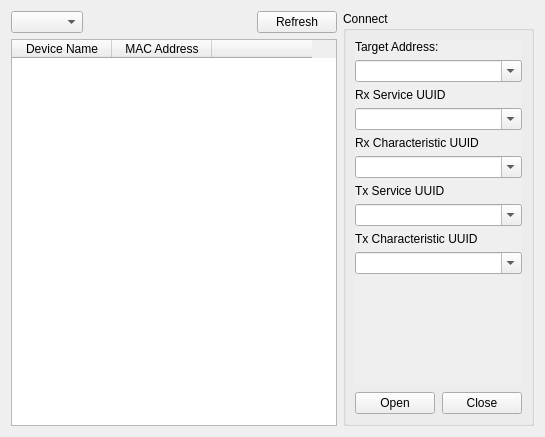
Old version of the form src/ui/devicetab.ui in the repository wh201906/SerialTest.
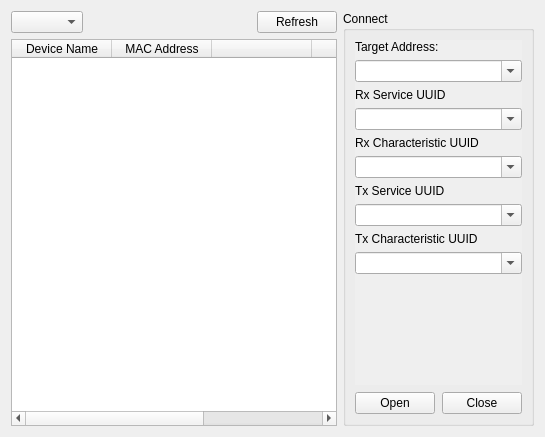
New version of the form.

The edit to the form file:
```diff
--- a/src/ui/devicetab.ui
+++ b/src/ui/devicetab.ui
@@ -282,7 +282,17 @@
            </column>
            <column>
             <property name="text">
-             <string> </string>
+             <string/>
+            </property>
+           </column>
+           <column>
+            <property name="text">
+             <string>Receive</string>
+            </property>
+           </column>
+           <column>
+            <property name="text">
+             <string>Send</string>
             </property>
            </column>
           </widget>
```
Left out of the diff: 16 changed lines with no effect on the pictures.
